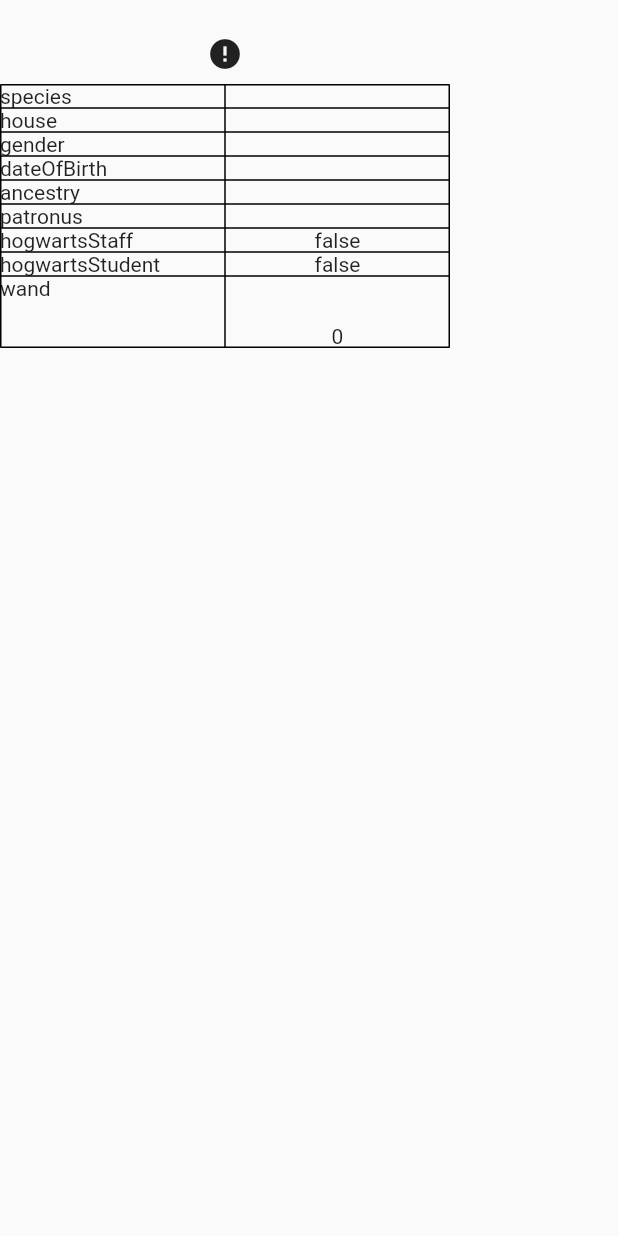
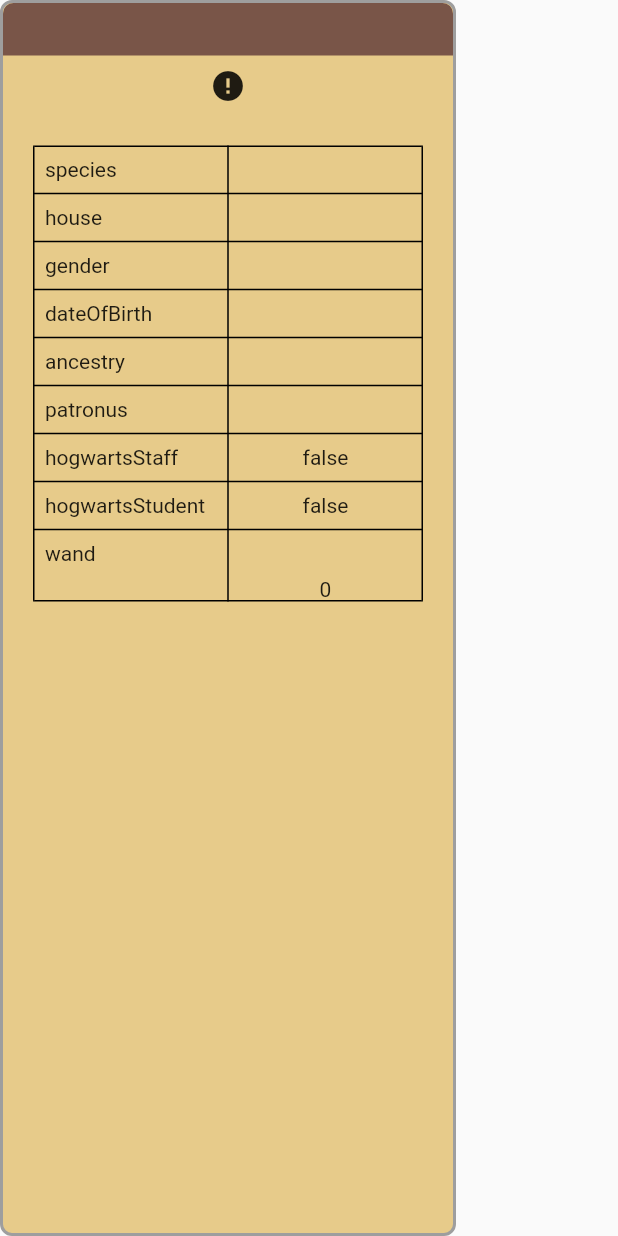
Before and after one commit to Juuunnn/hp_cartas, a Flutter app: the CharacterCardView widget shown alone on an empty page, opened directly with empty values, on a phone screen of 412 x 824 dp. Run offline on Flutter 3.47's test engine with Material 2 defaults, Android fonts, the phone set to English and light mode, and no system bars; drawn by our look-alikes of cached_network_image; our stand-ins replace fpdart, google_fonts; missing offline and left inert: dart:ffi; network calls fail.

Commit message:
primera version de la vista de la tarjeta de personaje

```diff
--- a/lib/feature/characterCard/view/character_card_view.dart
+++ b/lib/feature/characterCard/view/character_card_view.dart
@@ -2,7 +2,7 @@ import 'dart:convert';
 
 import 'package:cached_network_image/cached_network_image.dart';
 import 'package:flutter/material.dart';
-import 'package:fpdart/fpdart.dart';
+import 'package:google_fonts/google_fonts.dart';
 import 'package:hp_cartas/domain/character.dart';
 
 class CharacterCardView extends StatelessWidget {
@@ -18,21 +18,41 @@ class CharacterCardView extends StatelessWidget {
           'hogwartsStudent',
           'image'
         ].contains(key));
-    return SizedBox(
+    return Container(
+      decoration: BoxDecoration(
+        color: const Color.fromARGB(255, 231, 203, 138),
+        border: Border.all(color: Colors.grey, width: 2),
+        borderRadius: BorderRadius.circular(8.0),
+      ),
+      child: ClipRRect(
+        borderRadius: BorderRadius.circular(7.0),
+        child: SizedBox(
           width: 300,
           child: Column(
             children: [
-          Text(character.name),
+              Container(
+                width: double.infinity,
+                color: Colors.brown,
+                child: Center(
+                  child: Text(
+                    character.name,
+                    style: GoogleFonts.aladin(fontSize: 30),
+                  ),
+                ),
+              ),
               Padding(
                 padding: const EdgeInsets.all(8.0),
                 child: CachedNetworkImage(
                   imageUrl: character.image ??
                       'https://via.placeholder.com/728x90.jpeg?text=No+Image+data',
-              placeholder: (context, url) => const CircularProgressIndicator(),
+                  placeholder: (context, url) =>
+                      const CircularProgressIndicator(),
                   errorWidget: (context, url, error) => const Icon(Icons.error),
                 ),
               ),
-          Table(
+              Padding(
+                padding: const EdgeInsets.all(20.0),
+                child: Table(
                   // defaultColumnWidth: const FlexColumnWidth(100),
                   border: TableBorder.symmetric(
                     outside: const BorderSide(color: Colors.black),
@@ -41,24 +61,66 @@ class CharacterCardView extends StatelessWidget {
                   children: [
                     ...characterMap.entries.map((e) {
                       return TableRow(children: [
-                  Text(e.key),
-                  Center(child: Text(e.value.toString()))
+                        CampoTabla(e.key),
+                        RegistroTabla(e.value.toString()),
                       ]);
                     }).toList(),
                     TableRow(children: [
-                const Text('hogwartsStaff'),
-                Center(child: Text(character.hogwartsStaff.toString()))
+                      const CampoTabla('hogwartsStaff'),
+                      RegistroTabla(character.hogwartsStaff.toString()),
                     ]),
                     TableRow(children: [
-                const Text('hogwartsStudent'),
-                Center(child: Text(character.hogwartsStudent.toString())),
+                      const CampoTabla('hogwartsStudent'),
+                      RegistroTabla(character.hogwartsStudent.toString()),
                     ]),
                     TableRow(children: [
-                const Text('wand'),
+                      const CampoTabla('wand'),
                       WandaInfo(wand: character.wand),
                     ]),
                   ],
                 ),
+              ),
+            ],
+          ),
+        ),
+      ),
+    );
+  }
+}
+
+class RegistroTabla extends StatelessWidget {
+  const RegistroTabla(
+    this.nombreCampo, {
+    Key? key,
+  }) : super(key: key);
+  final String nombreCampo;
+
+  @override
+  Widget build(BuildContext context) {
+    return Padding(
+      padding: const EdgeInsets.all(8.0),
+      child: Center(
+        child: Text(nombreCampo),
+      ),
+    );
+  }
+}
+
+class CampoTabla extends StatelessWidget {
+  const CampoTabla(
+    this.nombreCampo, {
+    Key? key,
+  }) : super(key: key);
+  final String nombreCampo;
+  @override
+  Widget build(BuildContext context) {
+    return Padding(
+      padding: const EdgeInsets.all(8.0),
+      child: Column(
+        crossAxisAlignment: CrossAxisAlignment.start,
+        mainAxisAlignment: MainAxisAlignment.end,
+        children: [
+          Text(nombreCampo),
         ],
       ),
     );
--- a/pubspec.yaml
+++ b/pubspec.yaml
@@ -38,6 +38,7 @@ dependencies:
   cupertino_icons: ^1.0.2
   fpdart: ^0.2.0
   cached_network_image: ^3.2.2
+  google_fonts: ^3.0.1
 
 dev_dependencies:
   flutter_test:
```
Also changed, not shown: pubspec.lock. Lines whose indentation alone changed are shown as unchanged.
